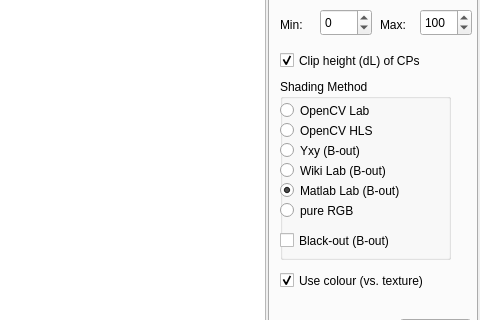
First picture: the form in mainwindow.ui, repository ftasse/ShadingCurves, before the edit; both pictures show x 261 to 741 and y 278 to 598 of the 741 by 742 pixel window.
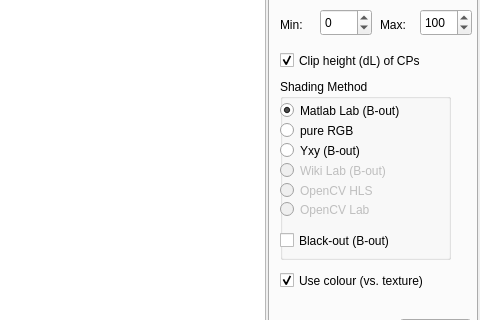
Second picture: the form after the edit. The open tabs and pages were chosen to show the change. Custom widgets are drawn as their Qt base class.

Commit message: disabled unnecessary colour space buttons

Patch:
```diff
--- a/mainwindow.ui
+++ b/mainwindow.ui
@@ -782,12 +782,15 @@
             <string>Shading Method</string>
            </property>
            <widget class="QRadioButton" name="shadingLab">
+            <property name="enabled">
+             <bool>false</bool>
+            </property>
             <property name="geometry">
              <rect>
               <x>0</x>
-              <y>20</y>
+              <y>120</y>
               <width>121</width>
-              <height>23</height>
+              <height>21</height>
              </rect>
             </property>
             <property name="text">
@@ -798,10 +801,13 @@
             </property>
            </widget>
            <widget class="QRadioButton" name="shadingHLS">
+            <property name="enabled">
+             <bool>false</bool>
+            </property>
             <property name="geometry">
              <rect>
               <x>0</x>
-              <y>40</y>
+              <y>100</y>
               <width>121</width>
               <height>23</height>
              </rect>
@@ -811,6 +817,9 @@
             </property>
            </widget>
            <widget class="QRadioButton" name="shadingOwn">
+            <property name="enabled">
+             <bool>false</bool>
+            </property>
             <property name="geometry">
              <rect>
               <x>0</x>
@@ -827,7 +836,7 @@
             <property name="geometry">
              <rect>
               <x>0</x>
-              <y>100</y>
+              <y>20</y>
               <width>171</width>
               <height>23</height>
              </rect>
@@ -869,7 +878,7 @@
             <property name="geometry">
              <rect>
               <x>0</x>
-              <y>120</y>
+              <y>40</y>
               <width>107</width>
               <height>23</height>
              </rect>
```
Left out of the diff: 4 changed lines with no effect on the pictures.
